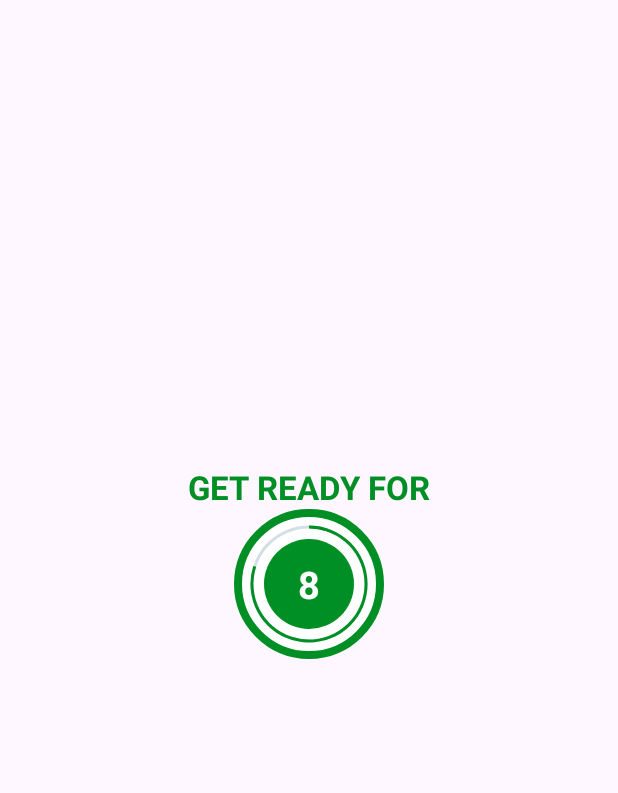
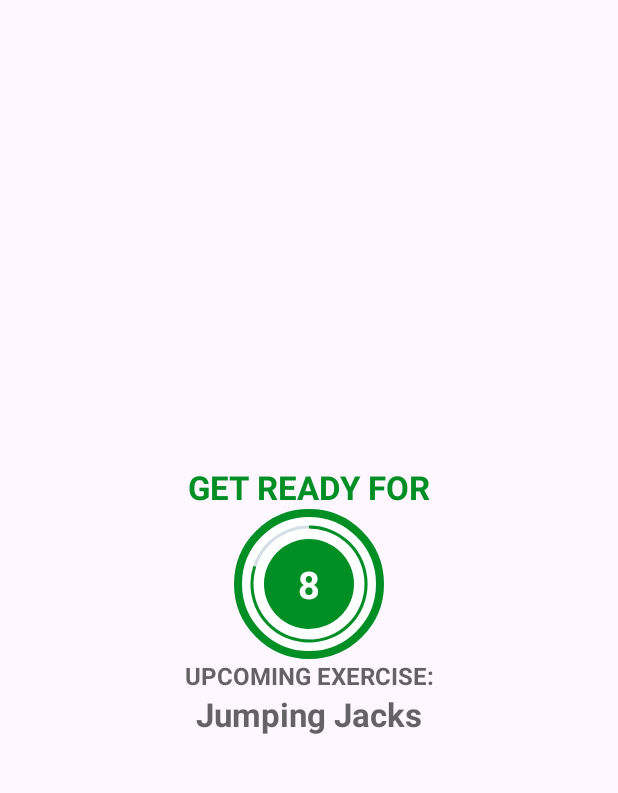
Before and after one commit to Khavi18/WorkoutAppKotlin, an Android app: the ExerciseActivity screen opened directly, with no data from a screen before it, on a phone screen of 412 x 824 dp, the part 84-877 px from its top. Run offline under Robolectric (Android 15) with nearby library versions, the phone set to English and light mode, and no system bars.

Commit message:
feat: add text to speech feature and media player sound

```diff
--- a/app/src/main/AndroidManifest.xml
+++ b/app/src/main/AndroidManifest.xml
@@ -1,6 +1,12 @@
 <?xml version="1.0" encoding="utf-8"?>
 <manifest xmlns:android="http://schemas.android.com/apk/res/android"
     xmlns:tools="http://schemas.android.com/tools">
+
+    <queries>
+        <intent>
+            <action android:name="android.intent.action.TTS_SERVICE" />
+        </intent>
+    </queries>
 
     <application
         android:allowBackup="true"
--- a/app/src/main/java/com/example/workoutappkotlin/ExerciseActivity.kt
+++ b/app/src/main/java/com/example/workoutappkotlin/ExerciseActivity.kt
@@ -1,7 +1,10 @@
 package com.example.workoutappkotlin
 
+import android.media.MediaPlayer
+import android.net.Uri
 import android.os.Bundle
 import android.os.CountDownTimer
+import android.speech.tts.TextToSpeech
 import android.view.View
 import android.widget.Toast
 import androidx.activity.enableEdgeToEdge
@@ -9,8 +12,9 @@
 import androidx.core.view.ViewCompat
 import androidx.core.view.WindowInsetsCompat
 import com.example.workoutappkotlin.databinding.ActivityExerciseBinding
+import java.util.Locale
 
-class ExerciseActivity : AppCompatActivity() {
+class ExerciseActivity : AppCompatActivity(), TextToSpeech.OnInitListener {
 
     private var binding: ActivityExerciseBinding? = null
 
@@ -22,6 +26,9 @@
 
     private var exerciseList: ArrayList<ExerciseModel>? = null
     private var currentExercisePosition = -1
+
+    private var tts: TextToSpeech? = null
+    private var player: MediaPlayer? = null
 
     override fun onCreate(savedInstanceState: Bundle?) {
         super.onCreate(savedInstanceState)
@@ -41,6 +48,7 @@
         }
 
         exerciseList = Constants.defaultExerciseList()
+        tts = TextToSpeech(this, this)
 
         binding?.toolbarExercise?.setNavigationOnClickListener {
             onBackPressedDispatcher.onBackPressed()
@@ -51,7 +59,7 @@
 
     private fun setExerciseProgressBar() {
         binding?.progressBarExercise?.progress = exerciseProgress
-        restTimer = object : CountDownTimer(30000, 1000) {
+        restTimer = object : CountDownTimer(3000, 1000) {
             override fun onTick(p0: Long) {
                 exerciseProgress++
                 binding?.progressBarExercise?.progress = 30 - exerciseProgress
@@ -70,7 +78,7 @@
 
     private fun setRestProgressBar() {
         binding?.progressBar?.progress = restProgress
-        restTimer = object : CountDownTimer(10000, 1000) {
+        restTimer = object : CountDownTimer(3000, 1000) {
             override fun onTick(p0: Long) {
                 restProgress++
                 binding?.progressBar?.progress = 10 - restProgress
@@ -91,10 +99,15 @@
         binding?.flExerciseProgressBar?.visibility = View.VISIBLE
         binding?.ivImage?.visibility = View.VISIBLE
 
+        binding?.tvUpcomingLabel?.visibility = View.INVISIBLE
+        binding?.tvUpcomingExerciseName?.visibility = View.INVISIBLE
+
         if(exerciseTimer != null) {
             exerciseTimer?.cancel()
             exerciseProgress = 0
         }
+
+        speakOut(exerciseList!![currentExercisePosition].getName())
 
         binding?.ivImage?.setImageResource(exerciseList!![currentExercisePosition].getImage())
         binding?.tvExerciseName?.text = exerciseList!![currentExercisePosition].getName()
@@ -102,16 +115,31 @@
     }
 
     private fun setupRestView() {
+
+        try {
+            val soundURI = Uri.parse("android.resource://com.example.workoutappkotlin/" + R.raw.press_start)
+            player = MediaPlayer.create(applicationContext, soundURI)
+            player?.isLooping = false
+            player?.start()
+        } catch (e: Exception) {
+            e.printStackTrace()
+        }
+
+
         binding?.flRestView?.visibility = View.VISIBLE
         binding?.tvTitle?.visibility = View.VISIBLE
         binding?.tvExerciseName?.visibility = View.INVISIBLE
         binding?.flExerciseProgressBar?.visibility = View.INVISIBLE
         binding?.ivImage?.visibility = View.INVISIBLE
+        binding?.tvUpcomingLabel?.visibility = View.VISIBLE
+        binding?.tvUpcomingExerciseName?.visibility = View.VISIBLE
 
         if(restTimer != null) {
             restTimer?.cancel()
             restProgress = 0
         }
+
+        binding?.tvUpcomingExerciseName?.text = exerciseList!![currentExercisePosition + 1].getName()
         setRestProgressBar()
     }
 
@@ -126,6 +154,31 @@
             exerciseTimer?.cancel()
             exerciseProgress = 0
         }
+
+        if(tts != null) {
+            tts?.stop()
+            tts?.shutdown()
+        }
+
+        if(player != null) {
+            player!!.stop()
+        }
         binding = null
     }
+
+    override fun onInit(status: Int) {
+        if(status == TextToSpeech.SUCCESS) {
+            val result = tts!!.setLanguage(Locale.US)
+
+            if (result == TextToSpeech.LANG_MISSING_DATA || result == TextToSpeech.LANG_NOT_SUPPORTED) {
+                Toast.makeText(this@ExerciseActivity, "Language is not supported", Toast.LENGTH_SHORT).show()
+            }
+        } else {
+            Toast.makeText(this@ExerciseActivity, "Initialization Failed", Toast.LENGTH_SHORT).show()
+        }
+    }
+
+    private fun speakOut(text: String) {
+        tts!!.speak(text, TextToSpeech.QUEUE_FLUSH, null, "")
+    }
 }
--- a/app/src/main/res/layout/activity_exercise.xml
+++ b/app/src/main/res/layout/activity_exercise.xml
@@ -71,6 +71,34 @@
         </LinearLayout>
 
     </FrameLayout>
+
+    <TextView
+        android:id="@+id/tvUpcomingLabel"
+        android:layout_width="wrap_content"
+        android:layout_height="wrap_content"
+        android:text="@string/upcoming_exercise"
+        android:textColor="@color/colorPrimary"
+        android:textSize="16sp"
+        android:textStyle="bold"
+        app:layout_constraintEnd_toEndOf="parent"
+        app:layout_constraintStart_toStartOf="parent"
+        app:layout_constraintTop_toBottomOf="@id/flRestView"
+        app:layout_constraintBottom_toTopOf="@id/tvUpcomingExerciseName"
+        tools:visibility="visible"/>
+
+    <TextView
+        android:id="@+id/tvUpcomingExerciseName"
+        android:layout_width="wrap_content"
+        android:layout_height="wrap_content"
+        tools:text="Exercise NAme"
+        android:textColor="@color/colorPrimary"
+        android:textSize="22sp"
+        android:textStyle="bold"
+        android:visibility="gone"
+        app:layout_constraintEnd_toEndOf="parent"
+        app:layout_constraintStart_toStartOf="parent"
+        app:layout_constraintTop_toBottomOf="@id/tvUpcomingLabel"
+        tools:visibility="visible"/>
 
     <ImageView
         android:id="@+id/ivImage"
--- a/app/src/main/res/values/strings.xml
+++ b/app/src/main/res/values/strings.xml
@@ -3,4 +3,5 @@
     <string name="start">START</string>
     <string name="start_image">start image</string>
     <string name="get_ready_for">GET READY FOR</string>
+    <string name="upcoming_exercise">UPCOMING EXERCISE:</string>
 </resources>
```
Also changed, not shown: 1 other file.
